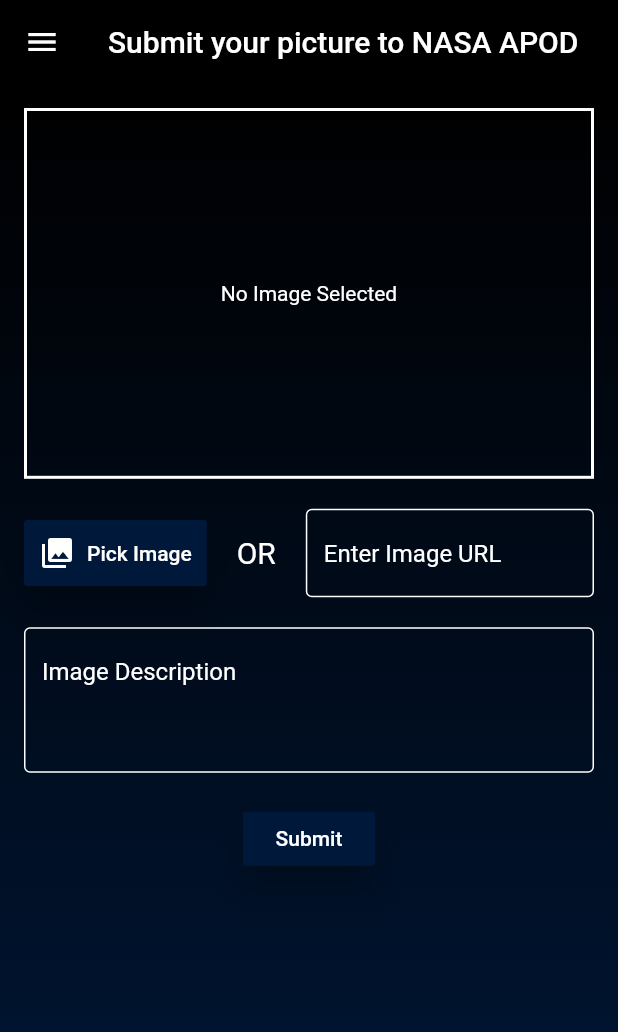
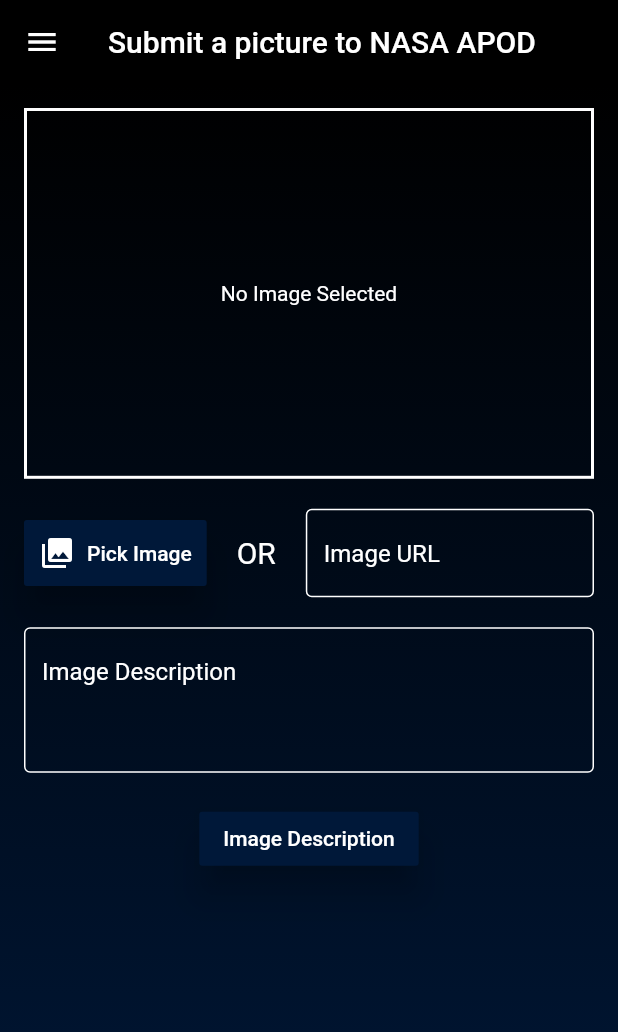
Before and after one commit to ApoorvaAditya/nasa-apod-app, a Flutter app: the SubmitScreen screen opened by its route, on a phone screen of 412 x 824 dp. Shown: the top 1032 px of the screen. Run offline on Flutter 3.47's test engine with Material 2 defaults, Android fonts, the phone set to English and light mode, and no system bars; our stand-ins replace date_format, extended_image, flutter_widget_from_html, image_picker, photo_view, share and 1 more; missing offline and left inert: flutter_email_sender, image_save; accounts and stored records are empty; network calls fail.

Commit message:
converted submit screen to strings

```diff
--- a/lib/screens/submit_screen.dart
+++ b/lib/screens/submit_screen.dart
@@ -98,12 +98,12 @@ class _SubmitScreenState extends State<SubmitScreen> {
                     children: <Widget>[
                       CustomButton(
                         icon: Icon(Icons.photo_library),
-                        text: 'Pick Image',
+                        text: Strings.pickImage,
                         onPressed: _pickImage,
                       ),
                       const SizedBox(width: 20),
                       const Text(
-                        'OR',
+                        Strings.or,
                         style: TextStyle(color: Colors.white, fontSize: 20),
                       ),
                       const SizedBox(width: 20),
@@ -111,7 +111,7 @@ class _SubmitScreenState extends State<SubmitScreen> {
                         child: TextFormField(
                           validator: (value) {
                             if (value.isEmpty && _selectedImage == null) {
-                              return 'Please enter a valid URL';
+                              return Strings.enterValidUrl;
                             }
                             return null;
                           },
@@ -125,7 +125,7 @@ class _SubmitScreenState extends State<SubmitScreen> {
                           keyboardType: TextInputType.url,
                           controller: _imageUrlController,
                           maxLines: 1,
-                          decoration: buildInputDecoration(context, 'Enter Image URL'),
+                          decoration: buildInputDecoration(context, Strings.imageUrlLabel),
                         ),
                       ),
                     ],
@@ -134,7 +134,7 @@ class _SubmitScreenState extends State<SubmitScreen> {
                   TextFormField(
                     validator: (value) {
                       if (value.isEmpty) {
-                        return 'Please enter a description';
+                        return Strings.enterDescription;
                       }
                       return null;
                     },
@@ -146,11 +146,11 @@ class _SubmitScreenState extends State<SubmitScreen> {
                     keyboardType: TextInputType.text,
                     controller: _desriptionController,
                     maxLines: 3,
-                    decoration: buildInputDecoration(context, 'Image Description'),
+                    decoration: buildInputDecoration(context, Strings.descriptionLabel),
                   ),
                   const SizedBox(height: 20),
                   CustomButton(
-                    text: 'Submit',
+                    text: Strings.submit,
                     onPressed: _submitImage,
                   ),
                 ],
--- a/lib/strings.dart
+++ b/lib/strings.dart
@@ -3,7 +3,7 @@ class Strings {
   static const appTitle = 'NASA Astronomy Picture of the Day App';
   // Screen Titles
   static const allPicturesScreenTitle = 'All Pictures';
-  static const submitScreenTitle = 'Submit your picture to NASA APOD';
+  static const submitScreenTitle = 'Submit a picture to NASA APOD';
   static const pastPicturesScreenTitle = 'Past Pictures';
   static const savedScreenTitle = 'Saved Pictures';
   static const settingsScreenTitle = 'Settings';
@@ -11,4 +11,11 @@ class Strings {
   static const emailSubject = 'Astronomy Picture of the Day Submission';
   static const noImageSelected = 'No Image Selected';
   static const imagePreviewFailed = 'Preview failed to load';
+  static const pickImage = 'Pick Image';
+  static const or = 'OR';
+  static const enterValidUrl = 'Please enter a valid URL';
+  static const imageUrlLabel = 'Image URL';
+  static const enterDescription = 'Please enter a description';
+  static const descriptionLabel = 'Image Description';
+  static const submit = 'Image Description';
 }
--- a/lib/widgets/app_drawer.dart
+++ b/lib/widgets/app_drawer.dart
@@ -129,7 +129,7 @@ class DrawerListItem extends StatelessWidget {
           if (prevScreen == routeName) {
             Navigator.of(context).pop();
           } else {
-            Navigator.of(context).pushNamed(routeName);
+            Navigator.of(context).pushReplacementNamed(routeName);
           }
         },
       ),
```
Also changed, not shown: lib/screens/all_pictures_screen.dart (+6 -5 lines), lib/services/get_apod.dart (+12 -4 lines), lib/services/media.dart (+8 -2 lines).
